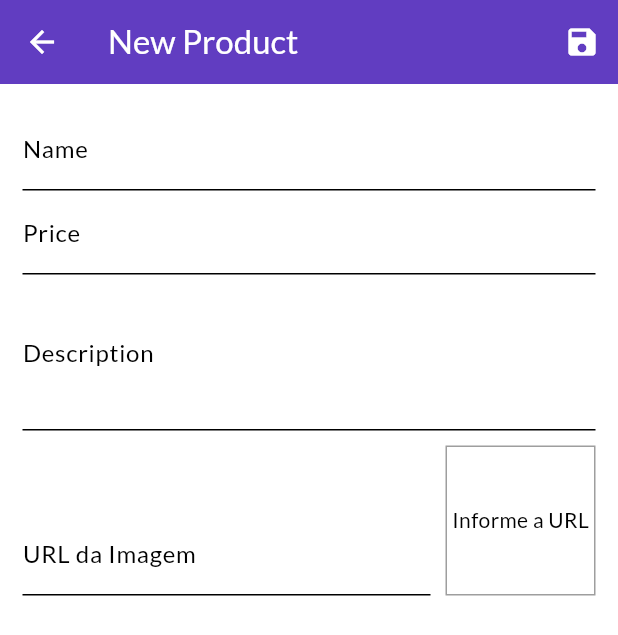
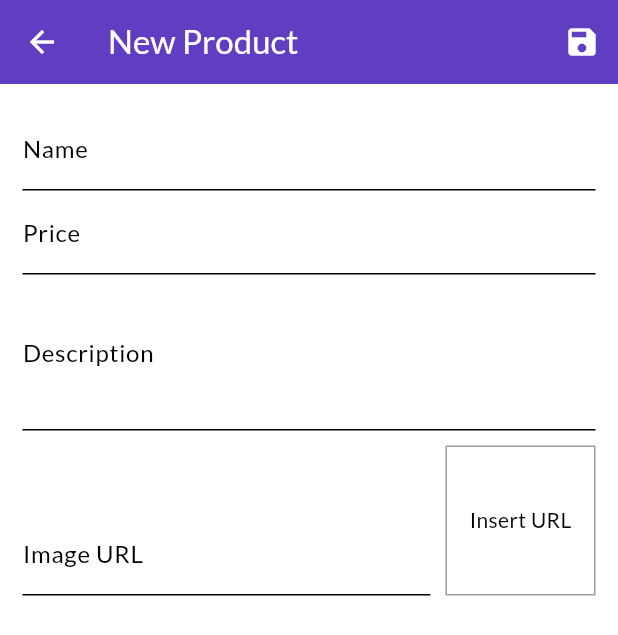
Before and after one commit to enzo-cezarg/shop-app, a Flutter app: the ProductFormPage screen opened by its route, on a phone screen of 412 x 824 dp. Shown: the top 635 px of the screen. Run offline on Flutter 3.47's test engine with Material 3 defaults, Android fonts, the phone set to English and light mode, and no system bars; our stand-ins replace shared_preferences; accounts and stored records are empty.

Commit message:
updating readme and removing unused imports

```diff
--- a/lib/main.dart
+++ b/lib/main.dart
@@ -5,13 +5,11 @@ import 'package:shop/models/cart.dart';
 import 'package:shop/models/order_list.dart';
 import 'package:shop/models/product_list.dart';
 import 'package:shop/pages/auth_or_home_page.dart';
-import 'package:shop/pages/auth_page.dart';
 import 'package:shop/pages/cart_page.dart';
 import 'package:shop/pages/orders_page.dart';
 import 'package:shop/pages/product_detail_page.dart';
 import 'package:shop/pages/product_form_page.dart';
 import 'package:shop/pages/products_page.dart';
-import 'package:shop/pages/products_overview_page.dart';
 import 'package:shop/utils/app_routes.dart';
 
 void main() {
--- a/lib/models/order_list.dart
+++ b/lib/models/order_list.dart
@@ -1,5 +1,4 @@
 import 'dart:convert';
-import 'dart:math';
 
 import 'package:flutter/widgets.dart';
 import 'package:http/http.dart' as http;
--- a/lib/pages/counter_page.dart
+++ b/lib/pages/counter_page.dart
@@ -1,6 +1,5 @@
 import 'package:flutter/material.dart';
 import 'package:shop/providers/counter.dart';
-import '../models/product.dart';
 
 // This class was constructed for educational purposes
 class CounterPage extends StatefulWidget {
--- a/lib/pages/product_form_page.dart
+++ b/lib/pages/product_form_page.dart
@@ -195,7 +195,7 @@ class _ProductFormPageState extends State<ProductFormPage> {
                         Expanded(
                           child: TextFormField(
                             decoration:
-                                InputDecoration(labelText: 'URL da Imagem'),
+                                InputDecoration(labelText: 'Image URL'),
                             focusNode: _imageUrlFocus,
                             keyboardType: TextInputType.url,
                             textInputAction: TextInputAction.done,
@@ -223,7 +223,7 @@ class _ProductFormPageState extends State<ProductFormPage> {
                           ),
                           alignment: Alignment.center,
                           child: _imageUrlController.text.isEmpty
-                              ? Text('Informe a URL')
+                              ? Text('Insert URL')
                               : FittedBox(
                                   fit: BoxFit.cover,
                                   child:
```
Also changed, not shown: lib/components/auth_form.dart (+3 -10 lines), 1 other file.
